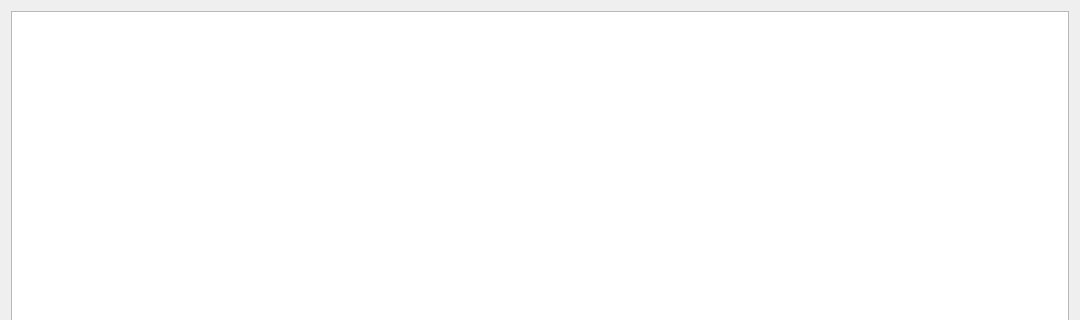
TimerChen/TrainTickets, file Client/UI/TrainUI/searchticket.ui: the form before one commit; both pictures show x 0 to 1080 and y 0 to 320 of the 1080 by 506 pixel window.
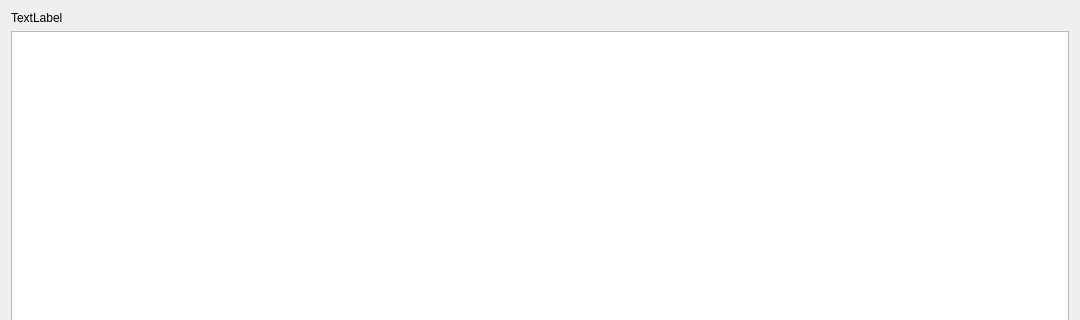
The form after the commit. Icons and pictures are not drawn.

The edit to the form file:
```diff
--- a/Client/UI/TrainUI/searchticket.ui
+++ b/Client/UI/TrainUI/searchticket.ui
@@ -18,6 +18,13 @@
     <normaloff>:/new/prefix1/12308.png</normaloff>:/new/prefix1/12308.png</iconset>
   </property>
   <layout class="QVBoxLayout" name="verticalLayout_3">
+   <item>
+    <widget class="QLabel" name="calLabel">
+     <property name="text">
+      <string>TextLabel</string>
+     </property>
+    </widget>
+   </item>
    <item>
     <layout class="QVBoxLayout" name="verticalLayout_2">
      <item>
```
